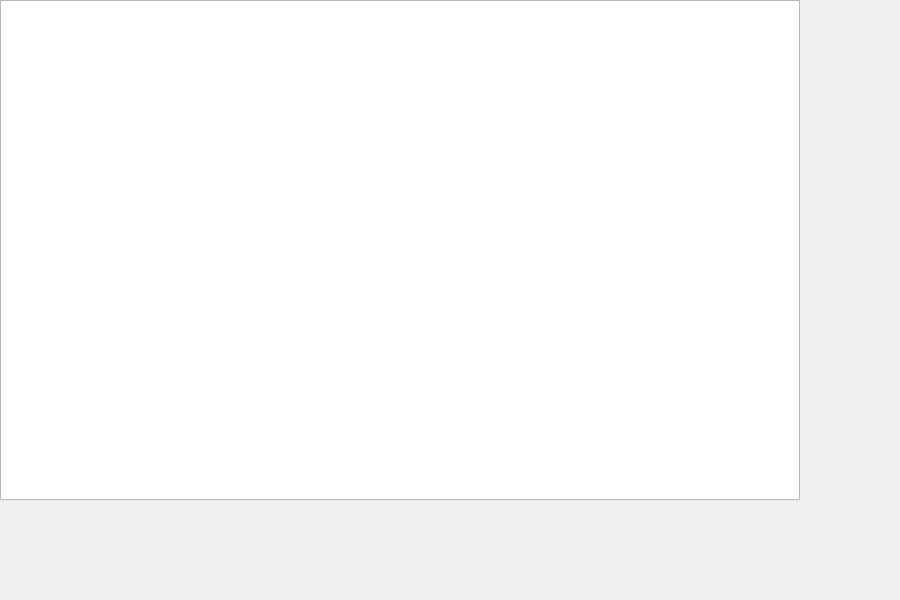
Before: the Qt Designer form gamewindow.ui in PaGr0m/Qt, drawn with Qt 5.
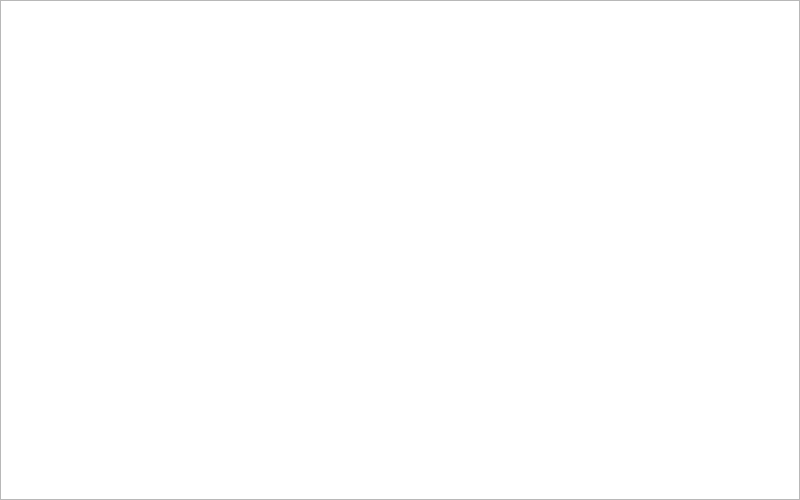
After: the same form once the commit is applied.

Diff of the .ui file:
```diff
--- a/gamewindow.ui
+++ b/gamewindow.ui
@@ -6,8 +6,8 @@
    <rect>
     <x>0</x>
     <y>0</y>
-    <width>900</width>
-    <height>600</height>
+    <width>800</width>
+    <height>500</height>
    </rect>
   </property>
   <property name="windowTitle">
```
